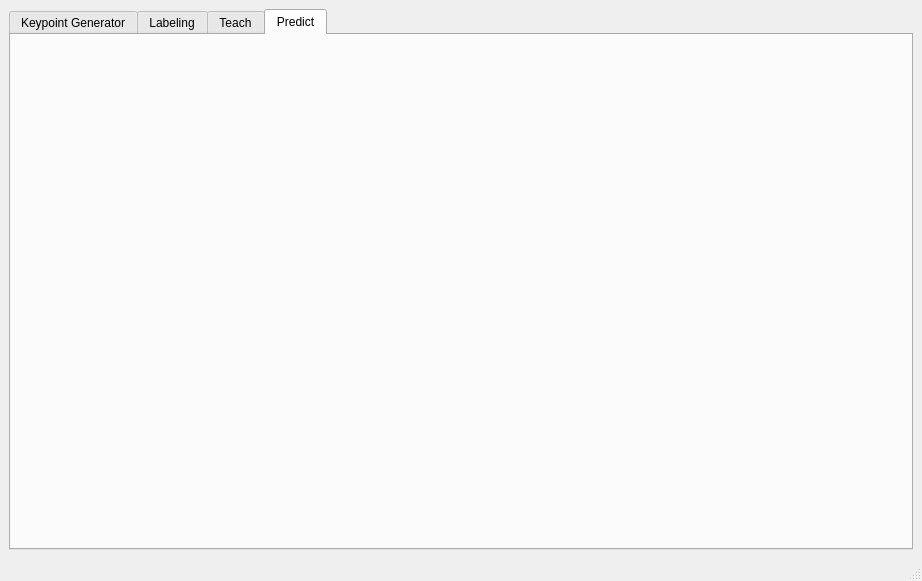
Before: the Qt Designer form mainwindow.ui in Za012/MMA-Posture, drawn with Qt 5.
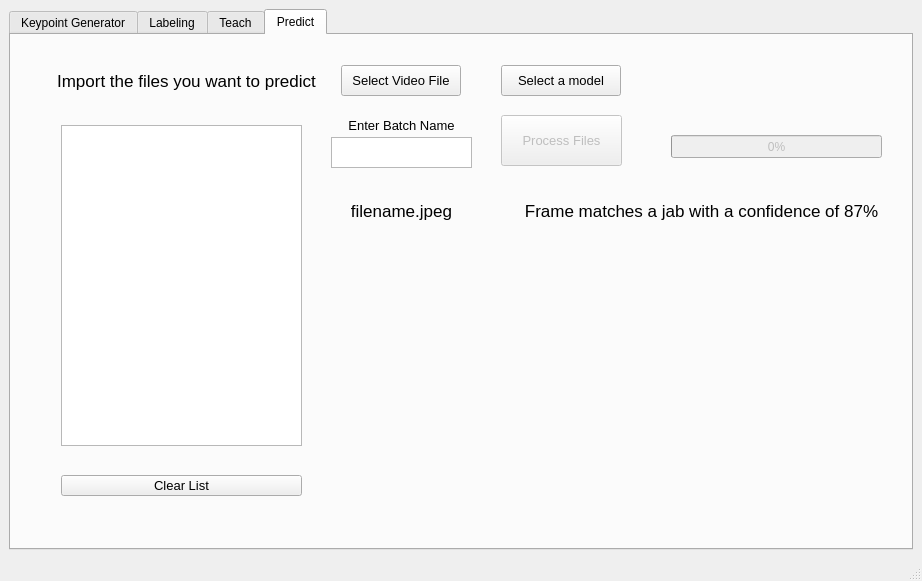
After: the same form once the commit is applied. The open tabs and pages were chosen to show the change.

Commit message: updated UI with predictor

```diff
--- a/mainwindow.ui
+++ b/mainwindow.ui
@@ -442,6 +442,228 @@
        <attribute name="title">
         <string>Predict</string>
        </attribute>
+       <widget class="QProgressBar" name="predict_progressbar">
+        <property name="enabled">
+         <bool>false</bool>
+        </property>
+        <property name="geometry">
+         <rect>
+          <x>660</x>
+          <y>100</y>
+          <width>211</width>
+          <height>23</height>
+         </rect>
+        </property>
+        <property name="value">
+         <number>0</number>
+        </property>
+       </widget>
+       <widget class="QLabel" name="status_label_2">
+        <property name="geometry">
+         <rect>
+          <x>20</x>
+          <y>20</y>
+          <width>311</width>
+          <height>51</height>
+         </rect>
+        </property>
+        <property name="font">
+         <font>
+          <pointsize>13</pointsize>
+         </font>
+        </property>
+        <property name="text">
+         <string>Import the files you want to predict</string>
+        </property>
+        <property name="alignment">
+         <set>Qt::AlignCenter</set>
+        </property>
+       </widget>
+       <widget class="QPushButton" name="predict_process_button">
+        <property name="enabled">
+         <bool>false</bool>
+        </property>
+        <property name="geometry">
+         <rect>
+          <x>490</x>
+          <y>80</y>
+          <width>121</width>
+          <height>51</height>
+         </rect>
+        </property>
+        <property name="font">
+         <font>
+          <pointsize>10</pointsize>
+         </font>
+        </property>
+        <property name="text">
+         <string>Process Files</string>
+        </property>
+       </widget>
+       <widget class="QPushButton" name="predict_select_button">
+        <property name="geometry">
+         <rect>
+          <x>330</x>
+          <y>30</y>
+          <width>120</width>
+          <height>31</height>
+         </rect>
+        </property>
+        <property name="font">
+         <font>
+          <pointsize>10</pointsize>
+         </font>
+        </property>
+        <property name="text">
+         <string>Select Video File</string>
+        </property>
+       </widget>
+       <widget class="QPushButton" name="predict_clear_list">
+        <property name="geometry">
+         <rect>
+          <x>50</x>
+          <y>440</y>
+          <width>241</width>
+          <height>21</height>
+         </rect>
+        </property>
+        <property name="font">
+         <font>
+          <pointsize>10</pointsize>
+         </font>
+        </property>
+        <property name="text">
+         <string>Clear List</string>
+        </property>
+       </widget>
+       <widget class="QLabel" name="predict_image_preview">
+        <property name="geometry">
+         <rect>
+          <x>390</x>
+          <y>220</y>
+          <width>411</width>
+          <height>231</height>
+         </rect>
+        </property>
+        <property name="text">
+         <string/>
+        </property>
+        <property name="scaledContents">
+         <bool>true</bool>
+        </property>
+       </widget>
+       <widget class="QListWidget" name="predict_filelist">
+        <property name="geometry">
+         <rect>
+          <x>50</x>
+          <y>90</y>
+          <width>241</width>
+          <height>321</height>
+         </rect>
+        </property>
+        <property name="alternatingRowColors">
+         <bool>false</bool>
+        </property>
+        <property name="selectionMode">
+         <enum>QAbstractItemView::MultiSelection</enum>
+        </property>
+       </widget>
+       <widget class="QLabel" name="predict_filename_label">
+        <property name="geometry">
+         <rect>
+          <x>330</x>
+          <y>160</y>
+          <width>121</width>
+          <height>31</height>
+         </rect>
+        </property>
+        <property name="font">
+         <font>
+          <pointsize>13</pointsize>
+         </font>
+        </property>
+        <property name="text">
+         <string>filename.jpeg</string>
+        </property>
+        <property name="alignment">
+         <set>Qt::AlignCenter</set>
+        </property>
+       </widget>
+       <widget class="QLabel" name="predict_confidence_label">
+        <property name="geometry">
+         <rect>
+          <x>510</x>
+          <y>160</y>
+          <width>361</width>
+          <height>31</height>
+         </rect>
+        </property>
+        <property name="font">
+         <font>
+          <pointsize>13</pointsize>
+         </font>
+        </property>
+        <property name="text">
+         <string>Frame matches a jab with a confidence of 87%</string>
+        </property>
+        <property name="alignment">
+         <set>Qt::AlignCenter</set>
+        </property>
+       </widget>
+       <widget class="QLabel" name="batch_name_label_2">
+        <property name="geometry">
+         <rect>
+          <x>330</x>
+          <y>80</y>
+          <width>121</width>
+          <height>20</height>
+         </rect>
+        </property>
+        <property name="font">
+         <font>
+          <pointsize>10</pointsize>
+         </font>
+        </property>
+        <property name="text">
+         <string>Enter Batch Name</string>
+        </property>
+        <property name="alignment">
+         <set>Qt::AlignCenter</set>
+        </property>
+       </widget>
+       <widget class="QTextEdit" name="predict_batch_name">
+        <property name="geometry">
+         <rect>
+          <x>320</x>
+          <y>102</y>
+          <width>141</width>
+          <height>31</height>
+         </rect>
+        </property>
+        <property name="font">
+         <font>
+          <pointsize>10</pointsize>
+         </font>
+        </property>
+       </widget>
+       <widget class="QPushButton" name="predict_select_model">
+        <property name="geometry">
+         <rect>
+          <x>490</x>
+          <y>30</y>
+          <width>120</width>
+          <height>31</height>
+         </rect>
+        </property>
+        <property name="font">
+         <font>
+          <pointsize>10</pointsize>
+         </font>
+        </property>
+        <property name="text">
+         <string>Select a model</string>
+        </property>
+       </widget>
       </widget>
      </widget>
     </item>
```
Left out of the diff: 2 changed lines with no effect on the pictures. The commit also changes 5 other files.
